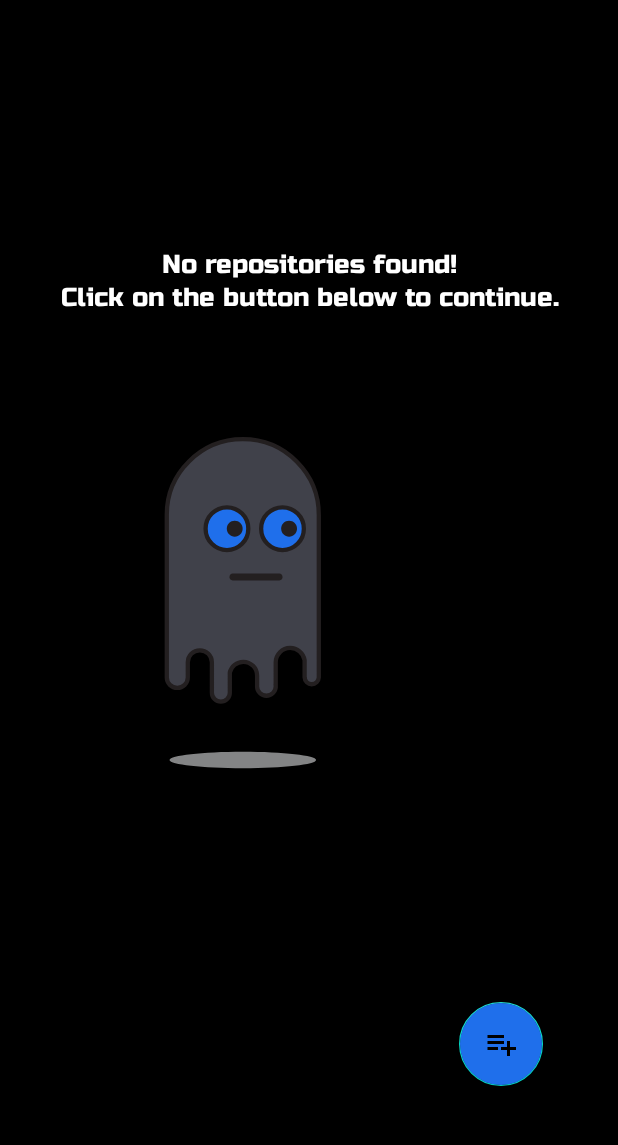
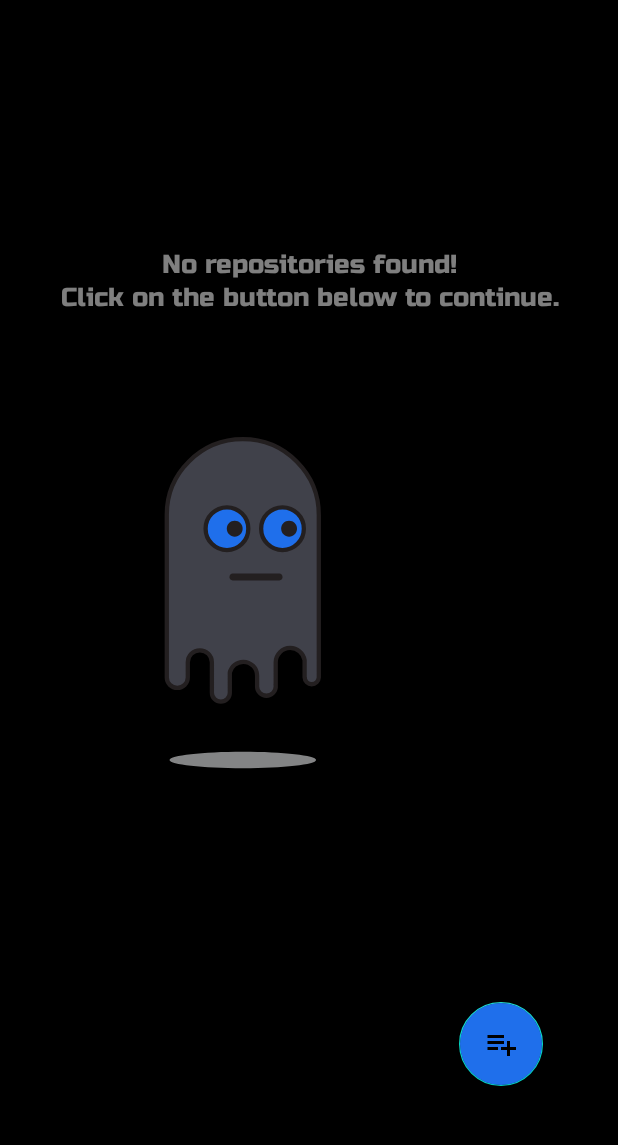
Before and after one commit to Tejas-67/RepoSpect, an Android app: the screen it shows after launch (MainActivity), on a phone screen of 412 x 824 dp, the part 75-1220 px from its top. Run offline under Robolectric (Android 15) with nearby library versions, the phone set to English and light mode, and no system bars; our stand-ins replace Room's generated code, navigation-ui; pictures from the network do not load.

```diff
--- a/app/src/main/res/layout/fragment_home.xml
+++ b/app/src/main/res/layout/fragment_home.xml
@@ -35,6 +35,7 @@
         app:layout_constraintEnd_toEndOf="parent"
         app:layout_constraintHorizontal_bias="0.0"
         android:fontFamily="@font/heading_font"
+        android:alpha=".5"
         app:layout_constraintStart_toStartOf="parent"
         app:layout_constraintTop_toBottomOf="@id/toolbar"
         app:layout_constraintVertical_bias="1.0" />
@@ -45,6 +46,7 @@
         android:fontFamily="@font/heading_font"
         android:layout_height="wrap_content"
         android:gravity="center"
+        android:alpha=".5"
         android:text="Click on the button below to continue."
         android:textColor="@color/white"
         android:textSize="17sp"
--- a/app/src/main/res/values/themes.xml
+++ b/app/src/main/res/values/themes.xml
@@ -5,6 +5,7 @@
         <item name="colorPrimary">@color/purple_500</item>
         <item name="colorPrimaryDark">@color/purple_700</item>
         <item name="colorAccent">@color/teal_200</item>
+        <item name="android:navigationBarColor">@color/primary_light</item>
         <!-- Customize your theme here. -->
     </style>
 </resources>
```
Also changed, not shown: 5 other files.
